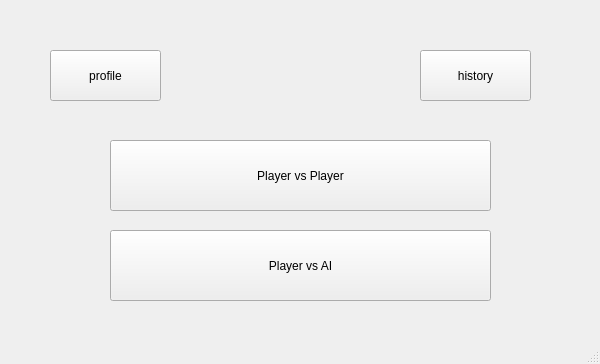
Qt form Tic-Tac-Toe-Game/entry_menu.ui (ahmedg3x1/Tic-Tac-Toe-Game) before a commit.
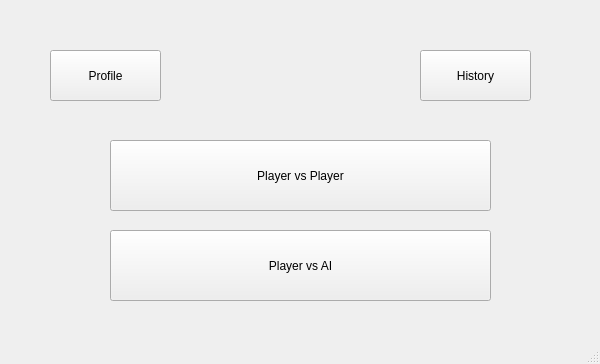
The same form after that commit.

```diff
--- a/Tic-Tac-Toe-Game/entry_menu.ui
+++ b/Tic-Tac-Toe-Game/entry_menu.ui
@@ -24,7 +24,7 @@
      </rect>
     </property>
     <property name="text">
-     <string>profile</string>
+     <string>Profile</string>
     </property>
    </widget>
    <widget class="QPushButton" name="history_button">
@@ -37,7 +37,7 @@
      </rect>
     </property>
     <property name="text">
-     <string>history</string>
+     <string>History</string>
     </property>
    </widget>
    <widget class="QPushButton" name="pvp_button">
```
